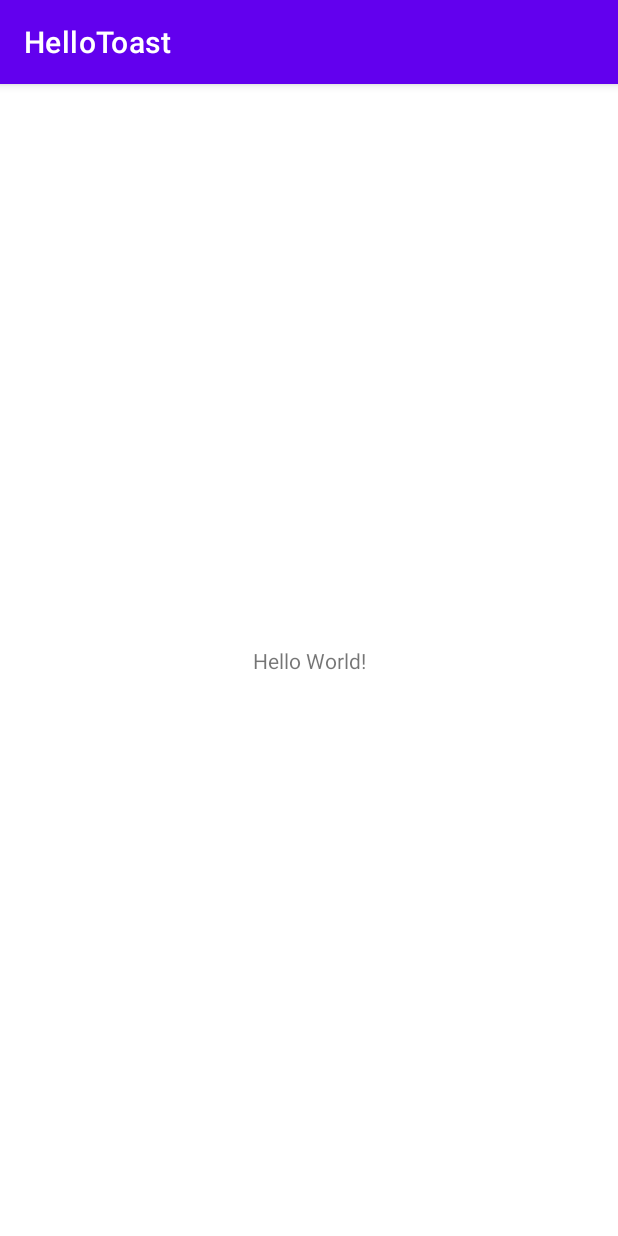
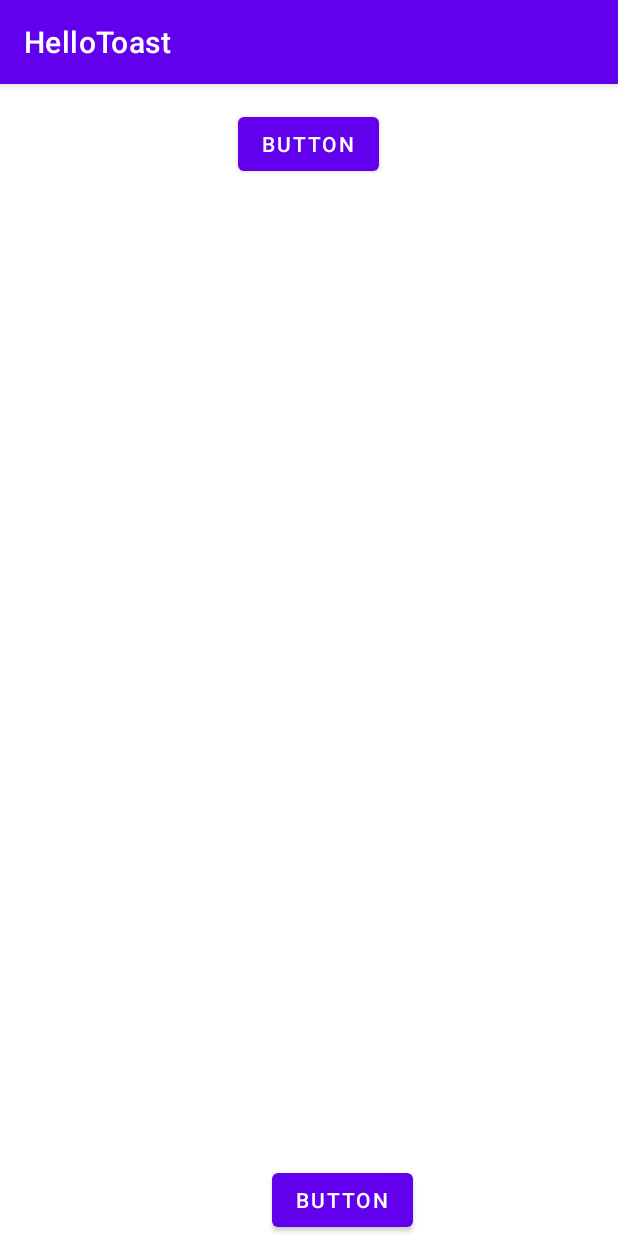
Before and after one commit to Rojust/LabExercise1, an Android app: the screen it shows after launch (MainActivity), on a phone screen of 412 x 824 dp. Run offline under Robolectric (Android 15) with nearby library versions, the phone set to English and light mode, and no system bars.

Commit message:
Task2 Complete

```diff
--- a/app/src/main/res/layout/activity_main.xml
+++ b/app/src/main/res/layout/activity_main.xml
@@ -6,13 +6,25 @@
     android:layout_height="match_parent"
     tools:context=".MainActivity">
 
-    <TextView
+    <Button
+        android:id="@+id/button"
         android:layout_width="wrap_content"
         android:layout_height="wrap_content"
-        android:text="Hello World!"
-        app:layout_constraintBottom_toBottomOf="parent"
-        app:layout_constraintLeft_toLeftOf="parent"
-        app:layout_constraintRight_toRightOf="parent"
+        android:layout_marginTop="16dp"
+        android:text="Button"
+        app:layout_constraintEnd_toEndOf="parent"
+        app:layout_constraintHorizontal_bias="0.498"
+        app:layout_constraintStart_toStartOf="parent"
         app:layout_constraintTop_toTopOf="parent" />
 
+    <Button
+        android:id="@+id/button2"
+        android:layout_width="wrap_content"
+        android:layout_height="wrap_content"
+        android:text="Button"
+        app:layout_constraintBottom_toBottomOf="parent"
+        app:layout_constraintEnd_toEndOf="parent"
+        app:layout_constraintHorizontal_bias="0.57"
+        app:layout_constraintStart_toStartOf="parent" />
+
 </androidx.constraintlayout.widget.ConstraintLayout>
```
